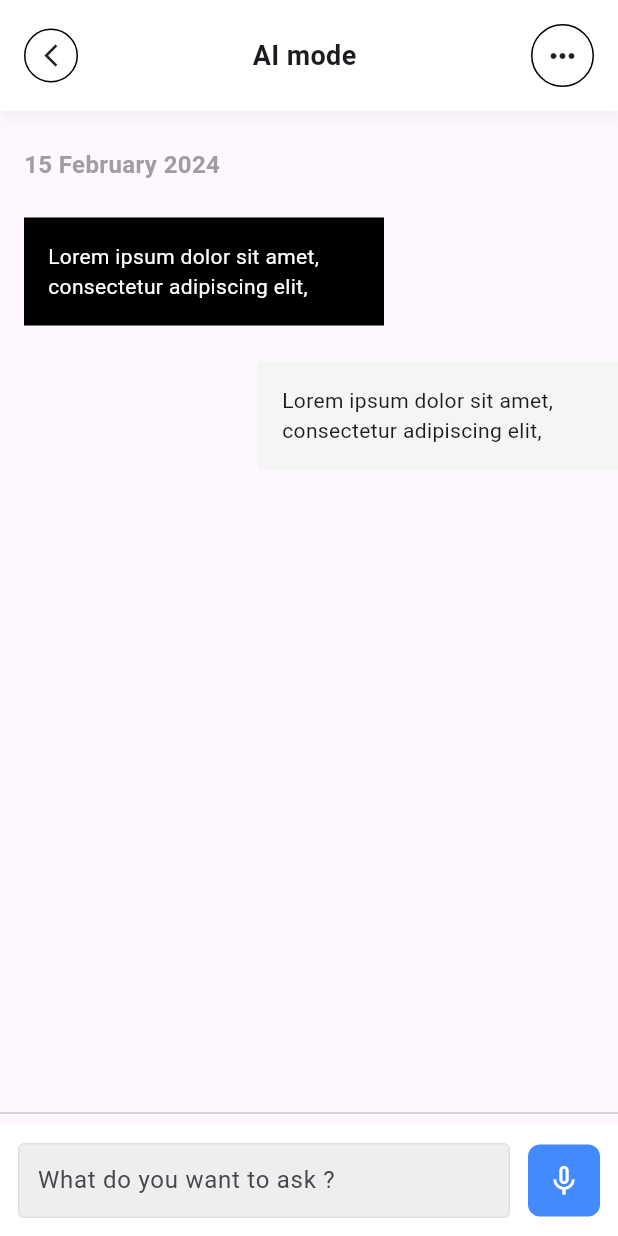
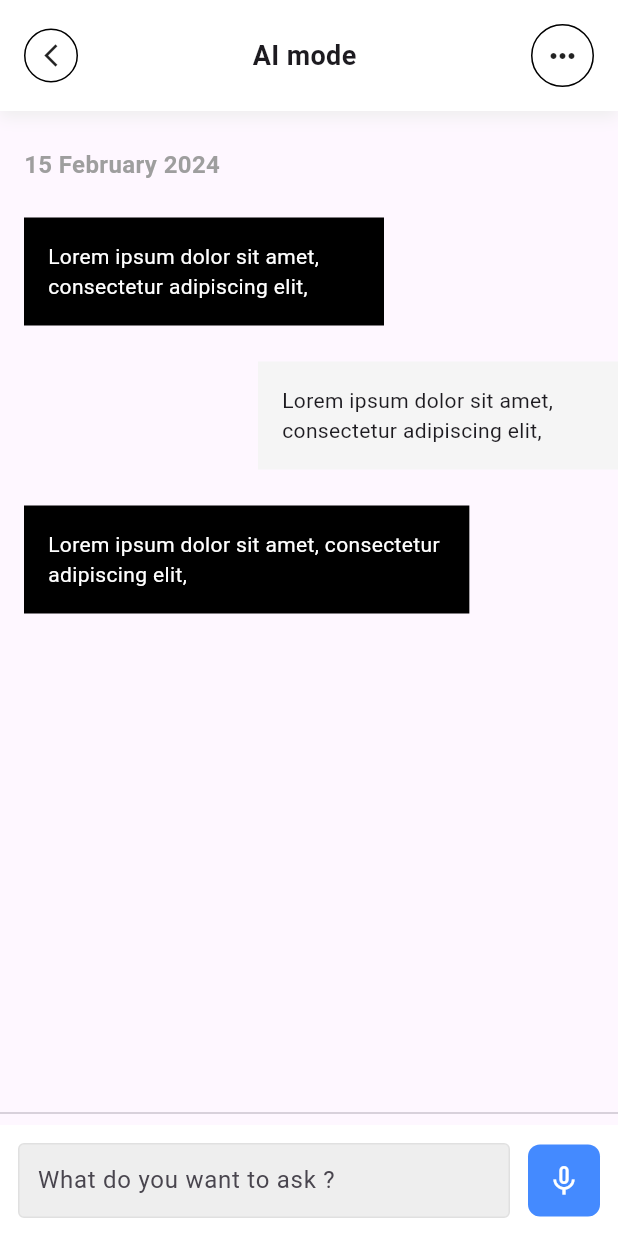
Before and after one commit to JAICHANGPARK/flutter_notebook_chapter_36, a Flutter app: the AiTravelChatPage screen opened directly, on a phone screen of 412 x 824 dp. Run offline on Flutter 3.47's test engine with Material 3 defaults, Android fonts, the phone set to English and light mode, and no system bars; our stand-ins replace gap, google_fonts.

Commit message:
Update ai_travel_chat_page.dart

```diff
--- a/lib/ep1841_ai_travel_app/views/ai_travel_chat_page.dart
+++ b/lib/ep1841_ai_travel_app/views/ai_travel_chat_page.dart
@@ -129,6 +129,27 @@ class _AiTravelChatPageState extends State<AiTravelChatPage> {
                         // ),
                       ],
                     ),
+                    Gap(24),
+                    Row(
+                      children: [
+                        Container(
+                          decoration: BoxDecoration(
+                            color: Colors.black,
+                          ),
+
+                          padding: EdgeInsets.all(16),
+                          child: Text(
+                            "Lorem ipsum dolor sit amet, consectetur \nadipiscing elit, ",
+                            style: TextStyle(
+                              color: Colors.white,
+                            ),
+                          ),
+                        ),
+                        Expanded(
+                          child: Container(),
+                        ),
+                      ],
+                    ),
                   ],
                 ),
               ),
```
